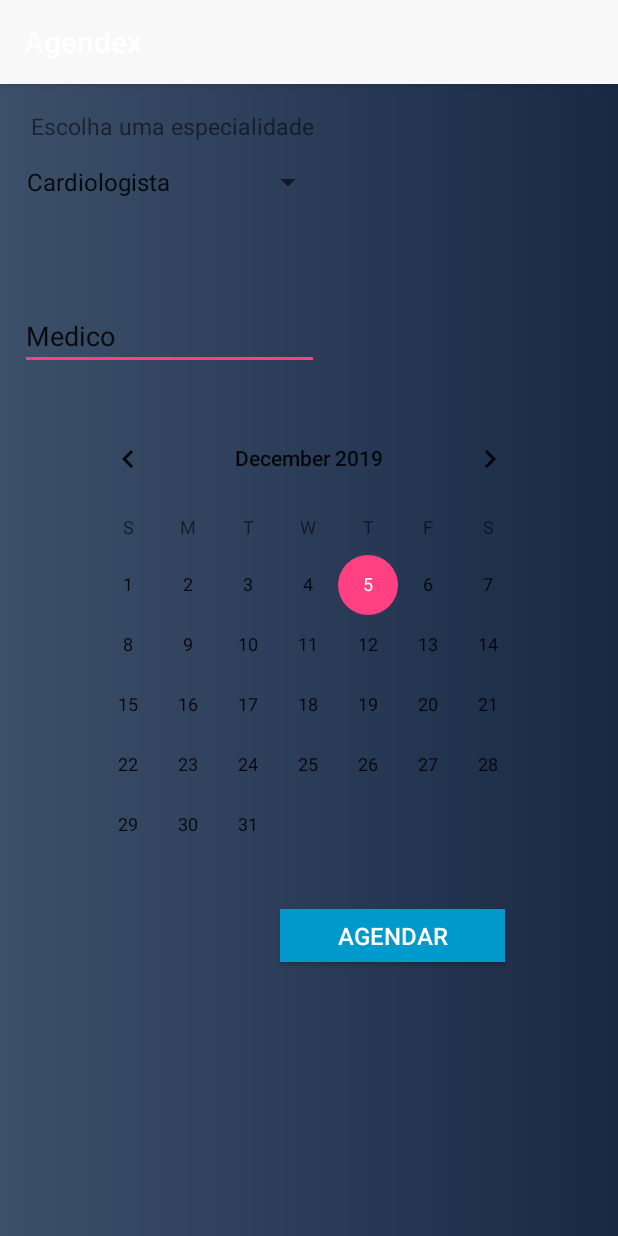
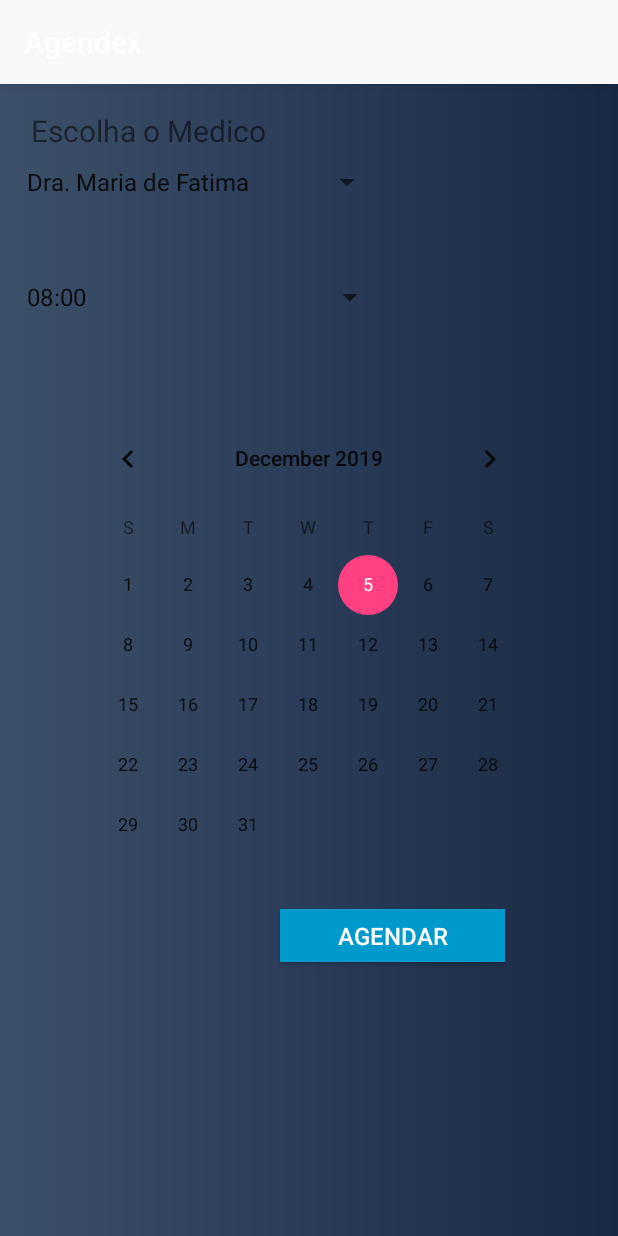
Before and after one commit to rrepezza/agendex-android-app, an Android app: the AgendamentoActivity screen opened directly, with no data from a screen before it, on a phone screen of 412 x 824 dp. Run offline under Robolectric (Android 15) with nearby library versions, the phone set to English and light mode, and no system bars.

Commit message:
Alterações em cadastro de agendamento e de paciente

```diff
--- a/app/src/main/java/br/com/senaigo/mobile/vouaprenderandroid/adapters/PacienteAdapter.java
+++ b/app/src/main/java/br/com/senaigo/mobile/vouaprenderandroid/adapters/PacienteAdapter.java
@@ -16,11 +16,17 @@ public class PacienteAdapter extends BaseAdapter {
 
     Context context;
     List<Paciente> colecao;
+    Paciente paciente;
     LayoutInflater inflter;
 
     public PacienteAdapter (final Context applicationContext, final List<Paciente> colecao){
         this.context = applicationContext;
         this.colecao = colecao;
+    }
+
+    public PacienteAdapter (final Context applicationContext, final Paciente p) {
+        this.context = applicationContext;
+        this.paciente = p;
     }
 
     @Override
--- a/app/src/main/java/br/com/senaigo/mobile/vouaprenderandroid/api/APIClient.java
+++ b/app/src/main/java/br/com/senaigo/mobile/vouaprenderandroid/api/APIClient.java
@@ -5,7 +5,7 @@ import retrofit2.converter.gson.GsonConverterFactory;
 
 public class APIClient {
 
-    public static final String ENDPOINT = "http://172.20.10.2:3000/";
+    public static final String ENDPOINT = "http://192.168.107.115:3000/";
 
     public static Retrofit getClient(){
         Retrofit retrofit = new Retrofit.Builder()
--- a/app/src/main/java/br/com/senaigo/mobile/vouaprenderandroid/api/PacienteResorce.java
+++ b/app/src/main/java/br/com/senaigo/mobile/vouaprenderandroid/api/PacienteResorce.java
@@ -7,9 +7,9 @@ import retrofit2.Call;
 import retrofit2.http.Body;
 import retrofit2.http.GET;
 import retrofit2.http.POST;
+import retrofit2.http.Path;
 
 public interface PacienteResorce {
-
 
     //Envia um posts para o servidor
     @POST("auth/registrar")
@@ -19,4 +19,8 @@ public interface PacienteResorce {
     //Tràs a lista de posts;
     @GET("pacientes")
     Call<List<Paciente>> get();
+
+    //Get paciente
+    @GET("pacientes/{cpf}")
+    Call<Paciente> getPacienteByCPF(@Path("cpf") String cpf);
 }
--- a/app/src/main/java/br/com/senaigo/mobile/vouaprenderandroid/atividades/AgendamentoActivity.java
+++ b/app/src/main/java/br/com/senaigo/mobile/vouaprenderandroid/atividades/AgendamentoActivity.java
@@ -1,10 +1,14 @@
 package br.com.senaigo.mobile.vouaprenderandroid.atividades;
 
 import android.annotation.SuppressLint;
+import android.content.Intent;
 import android.os.Bundle;
+import android.support.annotation.NonNull;
 import android.support.v7.app.AppCompatActivity;
+import android.util.Log;
 import android.view.View;
 import android.widget.ArrayAdapter;
+import android.widget.CalendarView;
 import android.widget.EditText;
 import android.widget.ListView;
 import android.widget.Spinner;
@@ -16,23 +20,29 @@ import java.util.List;
 import br.com.senaigo.mobile.vouaprenderandroid.R;
 import br.com.senaigo.mobile.vouaprenderandroid.api.APIClient;
 import br.com.senaigo.mobile.vouaprenderandroid.api.AgendamentoResorce;
+import br.com.senaigo.mobile.vouaprenderandroid.api.LoginResorce;
 import br.com.senaigo.mobile.vouaprenderandroid.entidades.Agendamento;
+import br.com.senaigo.mobile.vouaprenderandroid.entidades.Login;
 import retrofit2.Call;
 import retrofit2.Callback;
 import retrofit2.Response;
+import retrofit2.Retrofit;
+
 
 public class AgendamentoActivity extends AppCompatActivity {
 
     public EditText txtDataConsulta;
-    public EditText txtEspecialidade;
-    public EditText txtIdMedico;
-    public EditText txtIdPaciente;
-    public List<Agendamento> lista = new ArrayList<>();
-    public ListView listaAgendamento;
+    public EditText txtHoraAgendamento;
+    public EditText txtMedico;
+    String cpfTelaAnterior;
+    public CalendarView calendar;
+    String data;
+    public Spinner comboHora;
+    public Spinner comboMedico;
 
     AgendamentoResorce agendamentoResorce;
 
-    Spinner opcoes;
+    Spinner opcoes, opcoes2;
 
     @Override
     protected void onCreate(Bundle savedInstanceState) {
@@ -41,9 +51,30 @@ public class AgendamentoActivity extends AppCompatActivity {
 
         agendamentoResorce = APIClient.getClient().create(AgendamentoResorce.class);
 
-        opcoes = (Spinner)findViewById(R.id.comboEspecialidade);
+        opcoes = (Spinner)findViewById(R.id.comboMedicos);
+        opcoes2 = (Spinner)findViewById(R.id.comboHora);
         ArrayAdapter<CharSequence> adapter = ArrayAdapter.createFromResource(this,R.array.opcoes, android.R.layout.simple_spinner_item);
+        ArrayAdapter<CharSequence> adapter2 = ArrayAdapter.createFromResource(this,R.array.opcoesConsulta, android.R.layout.simple_spinner_item);
         opcoes.setAdapter(adapter);
+        opcoes2.setAdapter(adapter2);
+
+        Intent intentPg = getIntent();
+
+        cpfTelaAnterior = intentPg.getStringExtra("cpf");
+
+        comboHora = findViewById(R.id.comboHora);
+        comboMedico = findViewById(R.id.comboMedicos);
+
+        calendar = findViewById(R.id.calendarView);
+        calendar.setOnDateChangeListener(new CalendarView.OnDateChangeListener() {
+            @Override
+            public void onSelectedDayChange(@NonNull CalendarView calendarView, int i, int i1, int i2) {
+                if(i1 < 12) {
+                    i1 = i1 + 1;
+                }
+                data = i2 + "/" + i1 + "/" + i;
+            }
+        });
 
     }
 
@@ -52,29 +83,45 @@ public class AgendamentoActivity extends AppCompatActivity {
     public void agendar(View view){
 
 
-        txtDataConsulta = findViewById(R.id.calendarView);
-        txtEspecialidade = findViewById(R.id.comboEspecialidade);
-        txtIdMedico = findViewById(R.id.txtItemIDMedico);
-        //txtIdPaciente = findViewById(R.id.txtitemid);
+        String hora = comboHora.getSelectedItem().toString();
+        String medicoCombo = comboMedico.getSelectedItem().toString();
 
 
-        String dataConsulta, especialidade, idmedico, idpaciente;
+        //txtDataConsulta = findViewById(R.id.calendarView);
+        //txtHoraAgendamento = findViewById(R.id.comboHora);
+        //txtMedico = findViewById(R.id.comboMedicos);
+
+        String dataAgendamento, horaAgendamento, paciente, medico;
 
 
-        dataConsulta = txtDataConsulta.getText().toString();
-        especialidade = txtEspecialidade.getText().toString();
-        idmedico = txtIdMedico.getText().toString();
-        idpaciente = txtIdPaciente.getText().toString();
+        dataAgendamento = data;
+        horaAgendamento = hora;
+        medico = medicoCombo;
+        paciente = cpfTelaAnterior;
 
 
-        Agendamento agendamento = new Agendamento(dataConsulta,  especialidade, idmedico, idpaciente);
+        final Agendamento agendamento = new Agendamento(paciente, medico, dataAgendamento, horaAgendamento);
+        Retrofit retrofit = APIClient.getClient();
+        agendamentoResorce = retrofit.create(AgendamentoResorce.class);
 
-        lista.add(agendamento);
         Call<Agendamento> agendamentoCall = agendamentoResorce.post(agendamento);
 
         agendamentoCall.enqueue(new Callback<Agendamento>() {
             @Override
             public void onResponse(Call<Agendamento> call, Response<Agendamento> response) {
+
+                Log.i("objLogin", agendamento.toString());
+
+                if (response.code() == 400) {
+
+                    Toast.makeText(getApplicationContext(), "Erro ao gerar o agendamento", Toast.LENGTH_LONG).show();
+
+                } else {
+
+                    Toast.makeText(getApplicationContext(), "Agendamento realizado com sucesso!", Toast.LENGTH_LONG).show();
+
+                }
+
 
             }
 
--- a/app/src/main/res/layout/activity_agendamento.xml
+++ b/app/src/main/res/layout/activity_agendamento.xml
@@ -5,31 +5,55 @@
     android:layout_width="match_parent"
     android:layout_height="match_parent"
     android:background="@drawable/gradient"
-    tools:context=".atividades.MainActivity">
+    tools:context=".atividades.AgendamentoActivity">
 
     <TextView
-        android:id="@+id/txtEspecialidade"
-        android:layout_width="196dp"
-        android:layout_height="32dp"
+        android:id="@+id/txtmedicos"
+        android:layout_width="234dp"
+        android:layout_height="31dp"
         android:layout_alignParentTop="true"
         android:layout_alignParentEnd="true"
         android:layout_marginTop="17dp"
-        android:layout_marginEnd="195dp"
-        android:text="Escolha uma especialidade"
-        android:textSize="15dp"
+        android:layout_marginEnd="157dp"
+        android:text="Escolha o Medico"
+        android:textSize="20dp"
 
         />
 
     <Spinner
-        android:id="@+id/comboEspecialidade"
-        android:layout_width="206dp"
+        android:id="@+id/comboMedicos"
+        android:layout_width="245dp"
         android:layout_height="wrap_content"
-        android:layout_below="@+id/txtEspecialidade"
+        android:layout_below="@+id/txtmedicos"
         android:layout_alignParentStart="true"
         android:layout_alignParentTop="true"
         android:layout_centerHorizontal="true"
         android:layout_marginStart="10dp"
         android:layout_marginTop="53dp"
+        tools:layout_editor_absoluteX="1dp"
+        tools:layout_editor_absoluteY="96dp" />
+
+    <TextView
+        android:id="@+id/txthora"
+        android:layout_width="243dp"
+        android:layout_height="29dp"
+        android:layout_alignParentTop="true"
+        android:layout_alignParentEnd="true"
+        android:layout_marginTop="100dp"
+        android:layout_marginEnd="152dp"
+        android:textSize="20dp"
+        tools:text="Escolha a hora da consulta" />
+
+    <Spinner
+        android:id="@+id/comboHora"
+        android:layout_width="247dp"
+        android:layout_height="wrap_content"
+        android:layout_below="@+id/txthora"
+        android:layout_alignParentStart="true"
+        android:layout_alignParentTop="true"
+        android:layout_centerHorizontal="true"
+        android:layout_marginStart="10dp"
+        android:layout_marginTop="130dp"
         tools:layout_editor_absoluteX="1dp"
         tools:layout_editor_absoluteY="96dp" />
 
@@ -44,21 +68,8 @@
         app:layout_constraintTop_toTopOf="parent" />
 
 
-
-    <EditText
-        android:id="@+id/txtItemIDMedico"
-        android:layout_width="199dp"
-        android:layout_height="wrap_content"
-        android:layout_alignParentStart="true"
-        android:layout_alignParentTop="true"
-        android:layout_marginStart="13dp"
-        android:layout_marginTop="145dp"
-        android:ems="10"
-        android:inputType="textPersonName"
-        android:text="Medico" />
-
     <Button
-        android:id="@+id/btn_logar"
+        android:id="@+id/btn_agendarr"
         android:layout_width="150dp"
         android:layout_height="35dp"
         android:layout_alignParentEnd="true"
@@ -69,7 +80,7 @@
         android:textColor="#fff"
         android:textSize="16dp"
         android:text="Agendar"
-
+        android:onClick="agendar"
         />
 
 </RelativeLayout>
--- a/app/src/main/res/values/lista_especialidade.xml
+++ /dev/null
@@ -1,12 +0,0 @@
-<?xml version="1.0" encoding="utf-8"?>
-<resources>
-    <string-array name="opcoes">
-        <item>Cardiologista</item>
-        <item>Dermatologista</item>
-        <item>Ginicologista</item>
-
-    </string-array>
-
-
-
-</resources>
--- /dev/null
+++ b/app/src/main/res/values/lista_horaConsulta.xml
@@ -0,0 +1,13 @@
+<?xml version="1.0" encoding="utf-8"?>
+<resources>
+
+
+    <string-array name="opcoesConsulta">
+        <item>08:00</item>
+        <item>09:00</item>
+        <item>11:00</item>
+        <item>14:30</item>
+        <item>15:00</item>
+    </string-array>
+
+</resources>
--- /dev/null
+++ b/app/src/main/res/values/lista_medicos.xml
@@ -0,0 +1,13 @@
+<?xml version="1.0" encoding="utf-8"?>
+<resources>
+    <string-array name="opcoes">
+        <item>Dra. Maria de Fatima</item>
+        <item>Dr. Ricardo Lopes</item>
+        <item>Dr. Andre Felipe</item>
+        <item>Dra. Ana Maria</item>
+        <item>Dra. Juliana Carvalho</item>
+    </string-array>
+
+
+
+</resources>
--- a/app/src/main/res/values/strings.xml
+++ b/app/src/main/res/values/strings.xml
@@ -4,7 +4,9 @@
     <string name="cadastroMedico">Cadastrar Medico</string>
     <string name="cadastroClinica">Cadastrar Clinica</string>
     <string name="cadastroAgendamento">Cadastrar Agendamento</string>
+    <string name="listarAgendamentos">Listar Agendamentos</string>
     <string name="Logar_app">Logar</string>
+    <string name="cadatrar_app">Cadastrar</string>
 
 
     <string name="hint_nome">Informe seu nome completo</string>
--- a/app/src/main/res/xml/network_security_config.xml
+++ b/app/src/main/res/xml/network_security_config.xml
@@ -3,7 +3,7 @@
     <domain-config cleartextTrafficPermitted="true">
 
         <!--        <domain includeSubdomains="true">192.168.15.5</domain>-->
-        <domain includeSubdomains="true">172.20.10.2</domain>
+        <domain includeSubdomains="true">192.168.107.115</domain>
 
     </domain-config>
 </network-security-config>
```
Also changed, not shown: app/src/main/java/br/com/senaigo/mobile/vouaprenderandroid/atividades/LoginActivity.java (+17 -10 lines), app/src/main/java/br/com/senaigo/mobile/vouaprenderandroid/atividades/MainActivity.java (+31 -4 lines), app/src/main/java/br/com/senaigo/mobile/vouaprenderandroid/entidades/Agendamento.java (+30 -29 lines), app/src/main/java/br/com/senaigo/mobile/vouaprenderandroid/entidades/Paciente.java (+8 -0 lines), app/src/main/res/layout/activity_tela_login.xml (+12 -6 lines), app/src/main/res/layout/activity_tela_menuprincipal.xml (+20 -52 lines), 1 other file.
